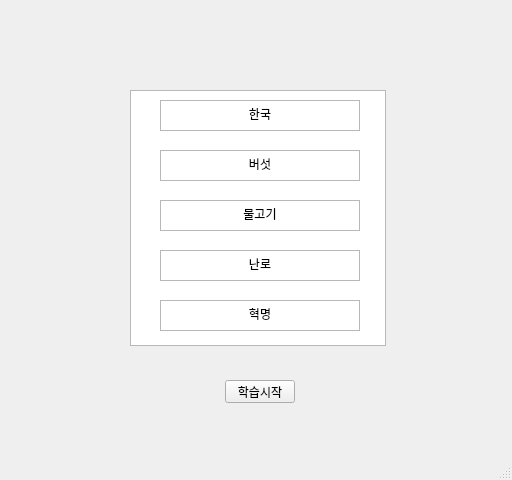
Above: select_word.ui from mINUs-capstone-design/Source_Code before the change. Below: the same form after it.
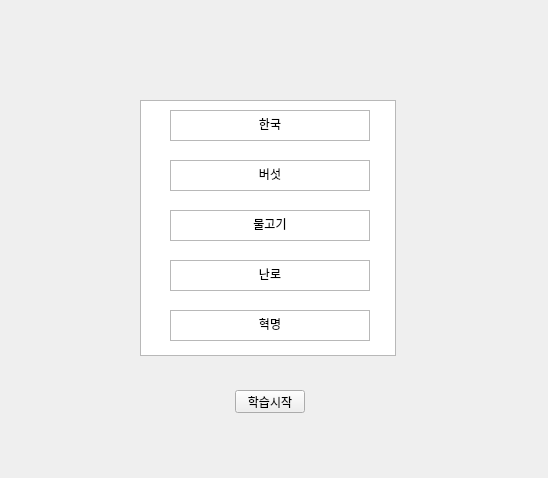
That is the form after the change.

```diff
--- a/select_word.ui
+++ b/select_word.ui
@@ -1,37 +1,40 @@
 <?xml version="1.0" encoding="UTF-8"?>
 <ui version="4.0">
- <class>MainWindow</class>
- <widget class="QMainWindow" name="MainWindow">
+ <class>Form</class>
+ <widget class="QWidget" name="Form">
   <property name="geometry">
    <rect>
     <x>0</x>
     <y>0</y>
-    <width>512</width>
-    <height>480</height>
+    <width>548</width>
+    <height>478</height>
    </rect>
   </property>
   <property name="windowTitle">
    <string>MainWindow</string>
   </property>
-  <widget class="QWidget" name="centralwidget">
-   <widget class="QListView" name="listView">
+  <widget class="QTextBrowser" name="check_sentense_3">
     <property name="geometry">
      <rect>
-      <x>130</x>
-      <y>90</y>
-      <width>256</width>
-      <height>256</height>
-     </rect>
-    </property>
-    <property name="autoFillBackground">
-     <bool>true</bool>
+     <x>170</x>
+     <y>210</y>
+     <width>200</width>
+     <height>31</height>
+    </rect>
+   </property>
+   <property name="html">
+    <string>&lt;!DOCTYPE HTML PUBLIC &quot;-//W3C//DTD HTML 4.0//EN&quot; &quot;http://www.w3.org/TR/REC-html40/strict.dtd&quot;&gt;
+&lt;html&gt;&lt;head&gt;&lt;meta name=&quot;qrichtext&quot; content=&quot;1&quot; /&gt;&lt;style type=&quot;text/css&quot;&gt;
+p, li { white-space: pre-wrap; }
+&lt;/style&gt;&lt;/head&gt;&lt;body style=&quot; font-family:'Gulim'; font-size:9pt; font-weight:400; font-style:normal;&quot;&gt;
+&lt;p align=&quot;center&quot; style=&quot; margin-top:0px; margin-bottom:0px; margin-left:0px; margin-right:0px; -qt-block-indent:0; text-indent:0px;&quot;&gt;물고기&lt;/p&gt;&lt;/body&gt;&lt;/html&gt;</string>
     </property>
    </widget>
    <widget class="QPushButton" name="startbutton">
     <property name="geometry">
      <rect>
-      <x>225</x>
-      <y>380</y>
+     <x>235</x>
+     <y>390</y>
       <width>70</width>
       <height>23</height>
      </rect>
@@ -46,8 +49,8 @@
    <widget class="QTextBrowser" name="check_sentense">
     <property name="geometry">
      <rect>
-      <x>160</x>
-      <y>100</y>
+     <x>170</x>
+     <y>110</y>
       <width>200</width>
       <height>31</height>
      </rect>
@@ -60,62 +63,11 @@
 &lt;p align=&quot;center&quot; style=&quot; margin-top:0px; margin-bottom:0px; margin-left:0px; margin-right:0px; -qt-block-indent:0; text-indent:0px;&quot;&gt;한국&lt;/p&gt;&lt;/body&gt;&lt;/html&gt;</string>
     </property>
    </widget>
-   <widget class="QTextBrowser" name="check_sentense_2">
-    <property name="geometry">
-     <rect>
-      <x>160</x>
-      <y>150</y>
-      <width>200</width>
-      <height>31</height>
-     </rect>
-    </property>
-    <property name="html">
-     <string>&lt;!DOCTYPE HTML PUBLIC &quot;-//W3C//DTD HTML 4.0//EN&quot; &quot;http://www.w3.org/TR/REC-html40/strict.dtd&quot;&gt;
-&lt;html&gt;&lt;head&gt;&lt;meta name=&quot;qrichtext&quot; content=&quot;1&quot; /&gt;&lt;style type=&quot;text/css&quot;&gt;
-p, li { white-space: pre-wrap; }
-&lt;/style&gt;&lt;/head&gt;&lt;body style=&quot; font-family:'Gulim'; font-size:9pt; font-weight:400; font-style:normal;&quot;&gt;
-&lt;p align=&quot;center&quot; style=&quot; margin-top:0px; margin-bottom:0px; margin-left:0px; margin-right:0px; -qt-block-indent:0; text-indent:0px;&quot;&gt;버섯&lt;/p&gt;&lt;/body&gt;&lt;/html&gt;</string>
-    </property>
-   </widget>
-   <widget class="QTextBrowser" name="check_sentense_3">
-    <property name="geometry">
-     <rect>
-      <x>160</x>
-      <y>200</y>
-      <width>200</width>
-      <height>31</height>
-     </rect>
-    </property>
-    <property name="html">
-     <string>&lt;!DOCTYPE HTML PUBLIC &quot;-//W3C//DTD HTML 4.0//EN&quot; &quot;http://www.w3.org/TR/REC-html40/strict.dtd&quot;&gt;
-&lt;html&gt;&lt;head&gt;&lt;meta name=&quot;qrichtext&quot; content=&quot;1&quot; /&gt;&lt;style type=&quot;text/css&quot;&gt;
-p, li { white-space: pre-wrap; }
-&lt;/style&gt;&lt;/head&gt;&lt;body style=&quot; font-family:'Gulim'; font-size:9pt; font-weight:400; font-style:normal;&quot;&gt;
-&lt;p align=&quot;center&quot; style=&quot; margin-top:0px; margin-bottom:0px; margin-left:0px; margin-right:0px; -qt-block-indent:0; text-indent:0px;&quot;&gt;물고기&lt;/p&gt;&lt;/body&gt;&lt;/html&gt;</string>
-    </property>
-   </widget>
-   <widget class="QTextBrowser" name="check_sentense_4">
-    <property name="geometry">
-     <rect>
-      <x>160</x>
-      <y>250</y>
-      <width>200</width>
-      <height>31</height>
-     </rect>
-    </property>
-    <property name="html">
-     <string>&lt;!DOCTYPE HTML PUBLIC &quot;-//W3C//DTD HTML 4.0//EN&quot; &quot;http://www.w3.org/TR/REC-html40/strict.dtd&quot;&gt;
-&lt;html&gt;&lt;head&gt;&lt;meta name=&quot;qrichtext&quot; content=&quot;1&quot; /&gt;&lt;style type=&quot;text/css&quot;&gt;
-p, li { white-space: pre-wrap; }
-&lt;/style&gt;&lt;/head&gt;&lt;body style=&quot; font-family:'Gulim'; font-size:9pt; font-weight:400; font-style:normal;&quot;&gt;
-&lt;p align=&quot;center&quot; style=&quot; margin-top:0px; margin-bottom:0px; margin-left:0px; margin-right:0px; -qt-block-indent:0; text-indent:0px;&quot;&gt;난로&lt;/p&gt;&lt;/body&gt;&lt;/html&gt;</string>
-    </property>
-   </widget>
    <widget class="QTextBrowser" name="check_sentense_5">
     <property name="geometry">
      <rect>
-      <x>160</x>
-      <y>300</y>
+     <x>170</x>
+     <y>310</y>
       <width>200</width>
       <height>31</height>
      </rect>
@@ -128,18 +80,60 @@
 &lt;p align=&quot;center&quot; style=&quot; margin-top:0px; margin-bottom:0px; margin-left:0px; margin-right:0px; -qt-block-indent:0; text-indent:0px;&quot;&gt;혁명&lt;/p&gt;&lt;/body&gt;&lt;/html&gt;</string>
     </property>
    </widget>
+  <widget class="QTextBrowser" name="check_sentense_4">
+   <property name="geometry">
+    <rect>
+     <x>170</x>
+     <y>260</y>
+     <width>200</width>
+     <height>31</height>
+    </rect>
+   </property>
+   <property name="html">
+    <string>&lt;!DOCTYPE HTML PUBLIC &quot;-//W3C//DTD HTML 4.0//EN&quot; &quot;http://www.w3.org/TR/REC-html40/strict.dtd&quot;&gt;
+&lt;html&gt;&lt;head&gt;&lt;meta name=&quot;qrichtext&quot; content=&quot;1&quot; /&gt;&lt;style type=&quot;text/css&quot;&gt;
+p, li { white-space: pre-wrap; }
+&lt;/style&gt;&lt;/head&gt;&lt;body style=&quot; font-family:'Gulim'; font-size:9pt; font-weight:400; font-style:normal;&quot;&gt;
+&lt;p align=&quot;center&quot; style=&quot; margin-top:0px; margin-bottom:0px; margin-left:0px; margin-right:0px; -qt-block-indent:0; text-indent:0px;&quot;&gt;난로&lt;/p&gt;&lt;/body&gt;&lt;/html&gt;</string>
+   </property>
   </widget>
-  <widget class="QMenuBar" name="menubar">
+  <widget class="QTextBrowser" name="check_sentense_2">
    <property name="geometry">
     <rect>
-     <x>0</x>
-     <y>0</y>
-     <width>512</width>
-     <height>21</height>
+     <x>170</x>
+     <y>160</y>
+     <width>200</width>
+     <height>31</height>
     </rect>
    </property>
+   <property name="html">
+    <string>&lt;!DOCTYPE HTML PUBLIC &quot;-//W3C//DTD HTML 4.0//EN&quot; &quot;http://www.w3.org/TR/REC-html40/strict.dtd&quot;&gt;
+&lt;html&gt;&lt;head&gt;&lt;meta name=&quot;qrichtext&quot; content=&quot;1&quot; /&gt;&lt;style type=&quot;text/css&quot;&gt;
+p, li { white-space: pre-wrap; }
+&lt;/style&gt;&lt;/head&gt;&lt;body style=&quot; font-family:'Gulim'; font-size:9pt; font-weight:400; font-style:normal;&quot;&gt;
+&lt;p align=&quot;center&quot; style=&quot; margin-top:0px; margin-bottom:0px; margin-left:0px; margin-right:0px; -qt-block-indent:0; text-indent:0px;&quot;&gt;버섯&lt;/p&gt;&lt;/body&gt;&lt;/html&gt;</string>
+   </property>
   </widget>
-  <widget class="QStatusBar" name="statusbar"/>
+  <widget class="QListView" name="listView">
+   <property name="geometry">
+    <rect>
+     <x>140</x>
+     <y>100</y>
+     <width>256</width>
+     <height>256</height>
+    </rect>
+   </property>
+   <property name="autoFillBackground">
+    <bool>true</bool>
+   </property>
+  </widget>
+  <zorder>listView</zorder>
+  <zorder>check_sentense_3</zorder>
+  <zorder>startbutton</zorder>
+  <zorder>check_sentense</zorder>
+  <zorder>check_sentense_5</zorder>
+  <zorder>check_sentense_4</zorder>
+  <zorder>check_sentense_2</zorder>
  </widget>
  <resources/>
  <connections>
```
Left out of the diff: 24 changed lines with no effect on the pictures. Lines whose indentation alone changed are shown as unchanged.
